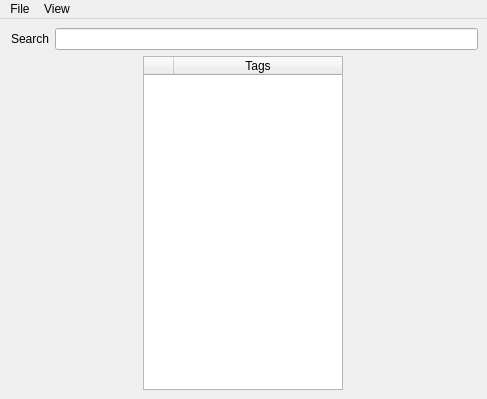
Above: scripts/cwsmt/pipeline/scriptsinterface/ui/main.ui from chowooseoung/cwsmt before the change. Below: the same form after it.
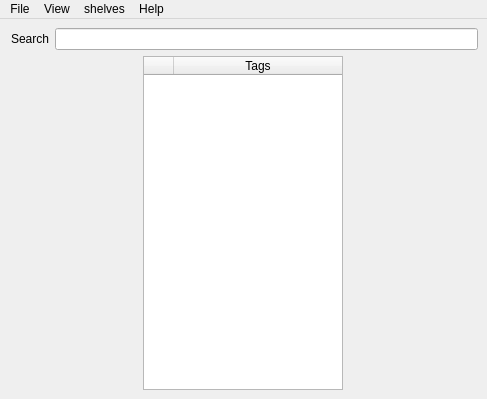
That is the form after the change.

```diff
--- a/scripts/cwsmt/pipeline/scriptsinterface/ui/main.ui
+++ b/scripts/cwsmt/pipeline/scriptsinterface/ui/main.ui
@@ -112,8 +112,26 @@
     </property>
     <addaction name="tags_view_action"/>
    </widget>
+   <widget class="QMenu" name="shelves_menu">
+    <property name="title">
+     <string>shelves</string>
+    </property>
+    <addaction name="shelves_refresh_btn"/>
+    <addaction name="shelves_upload_btn"/>
+    <addaction name="shelves_download_btn"/>
+    <addaction name="separator"/>
+   </widget>
+   <widget class="QMenu" name="help_menu">
+    <property name="title">
+     <string>Help</string>
+    </property>
+    <addaction name="open_folder_btn"/>
+    <addaction name="shelf_remove_btn"/>
+   </widget>
    <addaction name="file_menu"/>
    <addaction name="view_menu"/>
+   <addaction name="shelves_menu"/>
+   <addaction name="help_menu"/>
   </widget>
   <action name="save_action_btn">
    <property name="text">
```
Left out of the diff: 30 changed lines with no effect on the pictures.
